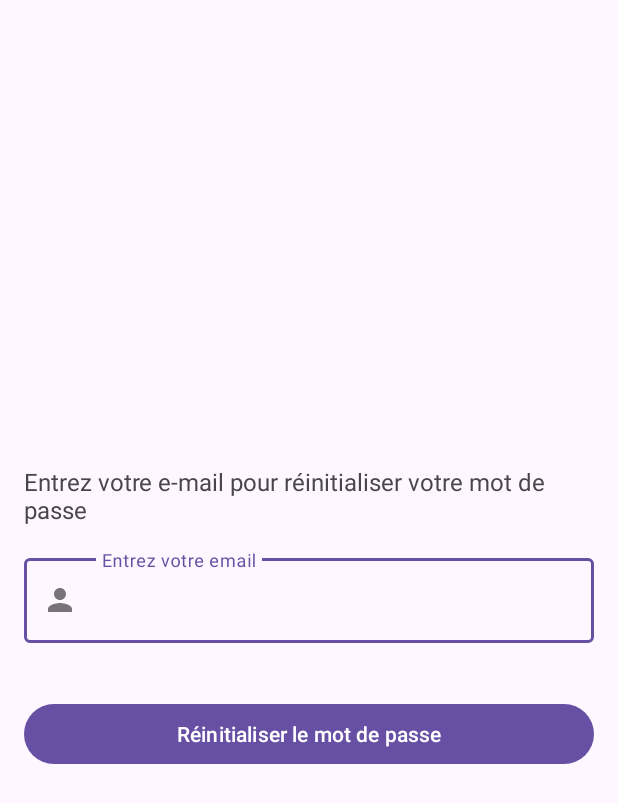
After one commit to anes-cheref/Android-project, an Android app: the ForgotPasswordActivity screen opened directly, with no data from a screen before it, on a phone screen of 412 x 824 dp. The commit adds this screen. Shown: the top 803 px of the screen. Run offline under Robolectric (Android 15) with nearby library versions, the phone set to English and light mode, and no system bars.

Commit message:
Ajout de la Vue Mdp oublié

```diff
--- a/app/src/main/AndroidManifest.xml
+++ b/app/src/main/AndroidManifest.xml
@@ -12,6 +12,9 @@
         android:supportsRtl="true"
         android:theme="@style/Theme.TP_mobile"
         tools:targetApi="31">
+        <activity
+            android:name=".ForgotPasswordActivity"
+            android:exported="false" />
         <activity
             android:name=".ResidentActivity"
             android:exported="false" />
--- /dev/null
+++ b/app/src/main/java/com/example/tp_mobile/ForgotPasswordActivity.java
@@ -0,0 +1,39 @@
+package com.example.tp_mobile;
+
+import android.annotation.SuppressLint;
+import android.os.Bundle;
+import android.view.View;
+import android.widget.Button;
+import android.widget.EditText;
+import android.widget.Toast;
+import androidx.appcompat.app.AppCompatActivity;
+
+public class ForgotPasswordActivity extends AppCompatActivity {
+
+    private EditText emailEditText;
+    private Button resetPasswordButton;
+
+    @SuppressLint("MissingInflatedId")
+    @Override
+    protected void onCreate(Bundle savedInstanceState) {
+        super.onCreate(savedInstanceState);
+        setContentView(R.layout.activity_forgot_pass);
+
+        emailEditText = findViewById(R.id.emailEditText);
+        resetPasswordButton = findViewById(R.id.resetPasswordButton);
+
+        resetPasswordButton.setOnClickListener(new View.OnClickListener() {
+            @Override
+            public void onClick(View v) {
+                String email = emailEditText.getText().toString().trim();
+
+                if (email.isEmpty()) {
+                    Toast.makeText(ForgotPasswordActivity.this, "Veuillez entrer un e-mail", Toast.LENGTH_SHORT).show();
+                } else {
+                    // Ici, vous pouvez appeler une fonction pour envoyer un e-mail de réinitialisation
+                    Toast.makeText(ForgotPasswordActivity.this, "E-mail de réinitialisation envoyé", Toast.LENGTH_SHORT).show();
+                }
+            }
+        });
+    }
+}
--- a/app/src/main/java/com/example/tp_mobile/ui/login/LoginActivity.java
+++ b/app/src/main/java/com/example/tp_mobile/ui/login/LoginActivity.java
@@ -14,21 +14,17 @@ import androidx.appcompat.app.AppCompatActivity;
 
 import android.text.Editable;
 import android.text.TextWatcher;
-import android.util.Log;
 import android.view.KeyEvent;
 import android.view.View;
 import android.view.inputmethod.EditorInfo;
 import android.widget.Button;
 import android.widget.EditText;
-import android.widget.ProgressBar;
 import android.widget.TextView;
 import android.widget.Toast;
 
-import com.example.tp_mobile.MainActivity;
+import com.example.tp_mobile.ForgotPasswordActivity;
 import com.example.tp_mobile.R;
 import com.example.tp_mobile.ResidentActivity;
-import com.example.tp_mobile.ui.login.LoginViewModel;
-import com.example.tp_mobile.ui.login.LoginViewModelFactory;
 import com.example.tp_mobile.databinding.ActivityLoginBinding;
 
 public class LoginActivity extends AppCompatActivity {
@@ -137,6 +133,15 @@ public class LoginActivity extends AppCompatActivity {
             Intent intent = new Intent(LoginActivity.this, ResidentActivity.class);
             startActivity(intent);
         });
+        findViewById(R.id.mdp_oublie).setOnClickListener(new View.OnClickListener() {
+            @Override
+            public void onClick(View v) {
+                // Création de l'intent pour aller vers RegisterActivity
+                Intent intent = new Intent(LoginActivity.this, ForgotPasswordActivity.class);
+                startActivity(intent); // Lancer l'activité
+                finish();
+            }
+        });
     }
 
     private void updateUiWithUser(LoggedInUserView model) {
--- /dev/null
+++ b/app/src/main/res/layout/activity_forgot_pass.xml
@@ -0,0 +1,43 @@
+<?xml version="1.0" encoding="utf-8"?>
+<LinearLayout xmlns:android="http://schemas.android.com/apk/res/android"
+    android:layout_width="match_parent"
+    android:layout_height="match_parent"
+    xmlns:app="http://schemas.android.com/apk/res-auto"
+    android:orientation="vertical"
+    android:gravity="center"
+    android:padding="16dp">
+
+    <TextView
+        android:layout_width="wrap_content"
+        android:layout_height="wrap_content"
+        android:text="@string/entrez_votre_e_mail_pour_r_initialiser_votre_mot_de_passe"
+        android:textSize="16sp"
+        android:paddingBottom="16dp" />
+
+    <com.google.android.material.textfield.TextInputLayout
+        android:id="@+id/signin_container_username"
+        android:layout_width="match_parent"
+        android:layout_height="wrap_content"
+        android:hint="@string/entrez_votre_email"
+        app:endIconMode="clear_text"
+        app:errorEnabled="true"
+        app:errorTextColor="@color/red"
+        app:startIconDrawable="@drawable/baseline_person_24"
+        style="@style/Widget.MaterialComponents.TextInputLayout.OutlinedBox">
+
+        <com.google.android.material.textfield.TextInputEditText
+            android:id="@+id/emailEditText"
+            android:layout_width="match_parent"
+            android:layout_height="wrap_content"
+            android:paddingStart="52dp" />
+
+    </com.google.android.material.textfield.TextInputLayout>
+
+    <Button
+        android:id="@+id/resetPasswordButton"
+        android:layout_width="match_parent"
+        android:layout_height="wrap_content"
+        android:text="@string/r_initialiser_le_mot_de_passe"
+        android:layout_marginTop="16dp" />
+
+</LinearLayout>
--- a/app/src/main/res/layout/activity_login.xml
+++ b/app/src/main/res/layout/activity_login.xml
@@ -71,6 +71,7 @@
         android:gravity="end">
 
         <TextView
+            android:id="@+id/mdp_oublie"
             android:layout_width="wrap_content"
             android:layout_height="wrap_content"
             android:text="@string/mot_de_passe_oubli"
@@ -85,11 +86,12 @@
         android:id="@+id/login"
         android:layout_width="match_parent"
         android:layout_height="wrap_content"
+        android:layout_marginTop="50dp"
+        android:backgroundTint="@color/splash"
+        android:enabled="true"
         android:text="@string/action_sign_in"
-        android:enabled="true"
-        android:backgroundTint="@color/splash"
-        android:textColor="@color/white"
-        android:layout_marginTop="50dp" />
+        android:textColor="@color/white" />
+
     <LinearLayout
         android:layout_width="match_parent"
         android:layout_height="wrap_content"
@@ -151,7 +153,6 @@
             android:text="@string/continuer_sur_facebook"
             android:textColor="@color/blue_tite"
             android:textSize="16sp"
-
             android:textStyle="bold" />
 
 
--- a/app/src/main/res/values/colors.xml
+++ b/app/src/main/res/values/colors.xml
@@ -7,4 +7,5 @@
     <color name="green_title">#4CAF50</color>
     <color name="blue_tite">#2196F3</color>
     <color name="grey">#7C7C7C</color>
+    <color name="red">#F44336</color>
 </resources>
--- a/app/src/main/res/values/strings.xml
+++ b/app/src/main/res/values/strings.xml
@@ -23,4 +23,7 @@
     <string name="identifiez_vous">Identifiez-vous</string>
     <string name="nouveau_sur_power_home">Nouveau sur Power Home?</string>
     <string name="continuer_sur_facebook">Continuer sur Facebook</string>
+    <string name="entrez_votre_email">Entrez votre email</string>
+    <string name="entrez_votre_e_mail_pour_r_initialiser_votre_mot_de_passe">Entrez votre e-mail pour réinitialiser votre mot de passe</string>
+    <string name="r_initialiser_le_mot_de_passe">Réinitialiser le mot de passe</string>
 </resources>
```
